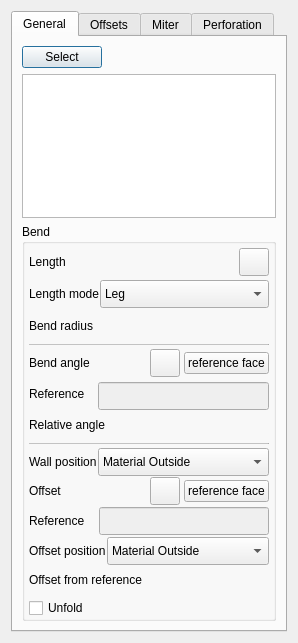
The window that Resources/panels/FlangeParameters.ui (shaise/FreeCAD_SheetMetal) describes before a commit, drawn with Qt 5.
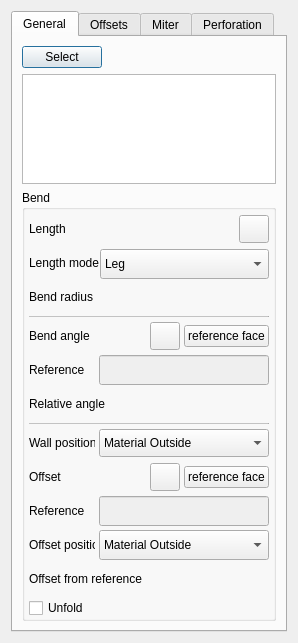
The same window after the commit. Icons and pictures are not drawn. Custom widgets are drawn as their Qt base class.

Commit message: Some layout adjustments in AddWall taskpanel (#470)

The edit to the form file:
```diff
--- a/Resources/panels/FlangeParameters.ui
+++ b/Resources/panels/FlangeParameters.ui
@@ -183,7 +183,7 @@
               <number>0</number>
              </property>
              <property name="spacing">
-              <number>1</number>
+              <number>4</number>
              </property>
              <item row="1" column="0">
               <layout class="QHBoxLayout" name="angleLayout">
@@ -200,8 +200,14 @@
                  </property>
                  <property name="minimumSize">
                   <size>
-                   <width>65</width>
-                   <height>0</height>
+                   <width>66</width>
+                   <height>30</height>
+                  </size>
+                 </property>
+                 <property name="baseSize">
+                  <size>
+                   <width>0</width>
+                   <height>30</height>
                   </size>
                  </property>
                  <property name="text">
@@ -217,6 +223,18 @@
                    <verstretch>0</verstretch>
                   </sizepolicy>
                  </property>
+                 <property name="minimumSize">
+                  <size>
+                   <width>0</width>
+                   <height>30</height>
+                  </size>
+                 </property>
+                 <property name="baseSize">
+                  <size>
+                   <width>0</width>
+                   <height>30</height>
+                  </size>
+                 </property>
                  <property name="unit" stdset="0">
                   <string notr="true">deg</string>
                  </property>
@@ -298,9 +316,15 @@
              </item>
              <item row="2" column="0">
               <widget class="QWidget" name="frameRelatAngle" native="true">
+               <property name="sizePolicy">
+                <sizepolicy hsizetype="Preferred" vsizetype="Maximum">
+                 <horstretch>0</horstretch>
+                 <verstretch>0</verstretch>
+                </sizepolicy>
+               </property>
                <layout class="QVBoxLayout" name="verticalLayout_7">
                 <property name="spacing">
-                 <number>1</number>
+                 <number>4</number>
                 </property>
                 <property name="leftMargin">
                  <number>0</number>
@@ -325,7 +349,7 @@
                   <property name="minimumSize">
                    <size>
                     <width>0</width>
-                    <height>32</height>
+                    <height>30</height>
                    </size>
                   </property>
                   <property name="baseSize">
@@ -336,19 +360,19 @@
                   </property>
                   <layout class="QHBoxLayout" name="frameRelativeAngle">
                    <property name="spacing">
-                    <number>4</number>
+                    <number>0</number>
                    </property>
                    <property name="leftMargin">
                     <number>0</number>
                    </property>
                    <property name="topMargin">
-                    <number>4</number>
+                    <number>0</number>
                    </property>
                    <property name="rightMargin">
                     <number>0</number>
                    </property>
                    <property name="bottomMargin">
-                    <number>4</number>
+                    <number>0</number>
                    </property>
                    <item>
                     <widget class="QLabel" name="labelFaceAngleRef">
@@ -360,8 +384,14 @@
                      </property>
                      <property name="minimumSize">
                       <size>
-                       <width>65</width>
-                       <height>0</height>
+                       <width>70</width>
+                       <height>30</height>
+                      </size>
+                     </property>
+                     <property name="baseSize">
+                      <size>
+                       <width>0</width>
+                       <height>30</height>
                       </size>
                      </property>
                      <property name="text">
@@ -375,7 +405,7 @@
                       <bool>false</bool>
                      </property>
                      <property name="sizePolicy">
-                      <sizepolicy hsizetype="Preferred" vsizetype="Fixed">
+                      <sizepolicy hsizetype="Preferred" vsizetype="Preferred">
                        <horstretch>0</horstretch>
                        <verstretch>0</verstretch>
                       </sizepolicy>
@@ -383,7 +413,7 @@
                      <property name="minimumSize">
                       <size>
                        <width>50</width>
-                       <height>28</height>
+                       <height>30</height>
                       </size>
                      </property>
                      <property name="baseSize">
@@ -398,7 +428,41 @@
                  </widget>
                 </item>
                 <item>
+                 <widget class="QWidget" name="layoutRelatAng" native="true">
+                  <property name="sizePolicy">
+                   <sizepolicy hsizetype="Preferred" vsizetype="Preferred">
+                    <horstretch>0</horstretch>
+                    <verstretch>0</verstretch>
+                   </sizepolicy>
+                  </property>
+                  <property name="minimumSize">
+                   <size>
+                    <width>0</width>
+                    <height>30</height>
+                   </size>
+                  </property>
+                  <property name="baseSize">
+                   <size>
+                    <width>0</width>
+                    <height>30</height>
+                   </size>
+                  </property>
                  <layout class="QHBoxLayout" name="horizontalLayout_3">
+                   <property name="spacing">
+                    <number>0</number>
+                   </property>
+                   <property name="leftMargin">
+                    <number>0</number>
+                   </property>
+                   <property name="topMargin">
+                    <number>0</number>
+                   </property>
+                   <property name="rightMargin">
+                    <number>0</number>
+                   </property>
+                   <property name="bottomMargin">
+                    <number>0</number>
+                   </property>
                   <item>
                    <widget class="QLabel" name="labelRelatAngle">
                     <property name="sizePolicy">
@@ -409,8 +473,14 @@
                     </property>
                     <property name="minimumSize">
                      <size>
-                      <width>0</width>
-                      <height>28</height>
+                       <width>70</width>
+                       <height>30</height>
+                      </size>
+                     </property>
+                     <property name="maximumSize">
+                      <size>
+                       <width>16777215</width>
+                       <height>16777215</height>
                      </size>
                     </property>
                     <property name="baseSize">
@@ -429,10 +499,16 @@
                   </item>
                   <item>
                    <widget class="Gui::QuantitySpinBox" name="RelativeAngle" native="true">
+                     <property name="sizePolicy">
+                      <sizepolicy hsizetype="Preferred" vsizetype="Preferred">
+                       <horstretch>0</horstretch>
+                       <verstretch>0</verstretch>
+                      </sizepolicy>
+                     </property>
                     <property name="minimumSize">
                      <size>
                       <width>0</width>
-                      <height>28</height>
+                       <height>30</height>
                      </size>
                     </property>
                     <property name="baseSize">
@@ -456,6 +532,7 @@
                    </widget>
                   </item>
                  </layout>
+                 </widget>
                 </item>
                </layout>
               </widget>
@@ -466,7 +543,7 @@
           <item row="2" column="1" colspan="3">
            <layout class="QHBoxLayout" name="radiusLayout">
             <property name="spacing">
-             <number>1</number>
+             <number>4</number>
             </property>
             <item>
              <widget class="QLabel" name="labelBendRadius">
@@ -478,8 +555,8 @@
               </property>
               <property name="minimumSize">
                <size>
-                <width>68</width>
-                <height>28</height>
+                <width>66</width>
+                <height>30</height>
                </size>
               </property>
               <property name="baseSize">
@@ -501,6 +578,18 @@
                 <verstretch>0</verstretch>
                </sizepolicy>
               </property>
+              <property name="minimumSize">
+               <size>
+                <width>0</width>
+                <height>30</height>
+               </size>
+              </property>
+              <property name="baseSize">
+               <size>
+                <width>0</width>
+                <height>30</height>
+               </size>
+              </property>
               <property name="unit" stdset="0">
                <string notr="true">mm</string>
               </property>
@@ -576,6 +665,9 @@
           </item>
           <item row="1" column="1" colspan="3">
            <layout class="QHBoxLayout" name="lengthModeLayout">
+            <property name="spacing">
+             <number>0</number>
+            </property>
             <item>
              <widget class="QLabel" name="labelLengthMode">
               <property name="sizePolicy">
@@ -587,7 +679,7 @@
               <property name="minimumSize">
                <size>
                 <width>70</width>
-                <height>0</height>
+                <height>30</height>
                </size>
               </property>
               <property name="baseSize">
@@ -604,7 +696,7 @@
             <item>
              <widget class="QComboBox" name="LengthSpec">
               <property name="sizePolicy">
-               <sizepolicy hsizetype="Preferred" vsizetype="Fixed">
+               <sizepolicy hsizetype="Preferred" vsizetype="Preferred">
                 <horstretch>0</horstretch>
                 <verstretch>0</verstretch>
                </sizepolicy>
@@ -612,7 +704,7 @@
               <property name="minimumSize">
                <size>
                 <width>0</width>
-                <height>28</height>
+                <height>30</height>
                </size>
               </property>
               <property name="maximumSize">
@@ -749,7 +841,7 @@
            </widget>
           </item>
           <item row="0" column="1" colspan="3">
-           <layout class="QHBoxLayout" name="lengthLayout">
+           <layout class="QHBoxLayout" name="lengthLayout" stretch="0,0,0">
             <property name="spacing">
              <number>4</number>
             </property>
@@ -764,7 +856,13 @@
               <property name="minimumSize">
                <size>
                 <width>66</width>
-                <height>0</height>
+                <height>30</height>
+               </size>
+              </property>
+              <property name="baseSize">
+               <size>
+                <width>0</width>
+                <height>30</height>
                </size>
               </property>
               <property name="text">
@@ -780,6 +878,18 @@
                 <verstretch>0</verstretch>
                </sizepolicy>
               </property>
+              <property name="minimumSize">
+               <size>
+                <width>0</width>
+                <height>30</height>
+               </size>
+              </property>
+              <property name="baseSize">
+               <size>
+                <width>0</width>
+                <height>30</height>
+               </size>
+              </property>
               <property name="unit" stdset="0">
                <string notr="true">mm</string>
               </property>
@@ -900,7 +1010,7 @@
               <number>0</number>
              </property>
              <property name="spacing">
-              <number>1</number>
+              <number>4</number>
              </property>
              <item row="5" column="0">
               <widget class="QWidget" name="frameOffOff" native="true">
@@ -931,7 +1041,7 @@
                   <property name="minimumSize">
                    <size>
                     <width>28</width>
-                    <height>28</height>
+                    <height>30</height>
                    </size>
                   </property>
                   <property name="baseSize">
@@ -975,6 +1085,18 @@
              </item>
              <item row="2" column="0">
               <widget class="QWidget" name="frameOffFaceRef" native="true">
+               <property name="minimumSize">
+                <size>
+                 <width>0</width>
+                 <height>30</height>
+                </size>
+               </property>
+               <property name="baseSize">
+                <size>
+                 <width>0</width>
+                 <height>30</height>
+                </size>
+               </property>
                <layout class="QHBoxLayout" name="offsetLayout2">
                 <property name="spacing">
                  <number>4</number>
@@ -1002,7 +1124,7 @@
                   <property name="minimumSize">
                    <size>
                     <width>66</width>
-                    <height>0</height>
+                    <height>30</height>
                    </size>
                   </property>
                   <property name="maximumSize">
@@ -1027,6 +1149,18 @@
                     <verstretch>0</verstretch>
                    </sizepolicy>
                   </property>
+                  <property name="minimumSize">
+                   <size>
+                    <width>0</width>
+                    <height>30</height>
+                   </size>
+                  </property>
+                  <property name="baseSize">
+                   <size>
+                    <width>0</width>
+                    <height>30</height>
+                   </size>
+                  </property>
                   <property name="unit" stdset="0">
                    <string notr="true">mm</string>
                   </property>
@@ -1102,7 +1236,7 @@
               <widget class="QWidget" name="frameOffType" native="true">
                <layout class="QVBoxLayout" name="verticalLayout_8">
                 <property name="spacing">
-                 <number>1</number>
+                 <number>4</number>
                 </property>
                 <property name="leftMargin">
                  <number>0</number>
@@ -1118,6 +1252,18 @@
                 </property>
                 <item>
                  <widget class="QWidget" name="frameOffFaceRef_2" native="true">
+                  <property name="minimumSize">
+                   <size>
+                    <width>0</width>
+                    <height>30</height>
+                   </size>
+                  </property>
+                  <property name="baseSize">
+                   <size>
+                    <width>0</width>
+                    <height>30</height>
+                   </size>
+                  </property>
                   <layout class="QHBoxLayout" name="frameOffsetType">
                    <property name="spacing">
                     <number>4</number>
@@ -1126,13 +1272,13 @@
                     <number>0</number>
                    </property>
                    <property name="topMargin">
-                    <number>1</number>
+                    <number>0</number>
                    </property>
                    <property name="rightMargin">
                     <number>0</number>
                    </property>
                    <property name="bottomMargin">
-                    <number>1</number>
+                    <number>0</number>
                    </property>
                    <item>
                     <widget class="QLabel" name="labelOffsetFaceRef">
@@ -1145,7 +1291,13 @@
                      <property name="minimumSize">
                       <size>
                        <width>66</width>
-                       <height>0</height>
+                       <height>30</height>
+                      </size>
+                     </property>
+                     <property name="baseSize">
+                      <size>
+                       <width>0</width>
+                       <height>30</height>
                       </size>
                      </property>
                      <property name="text">
@@ -1159,7 +1311,7 @@
                       <bool>false</bool>
                      </property>
                      <property name="sizePolicy">
-                      <sizepolicy hsizetype="Preferred" vsizetype="Fixed">
+                      <sizepolicy hsizetype="Preferred" vsizetype="Preferred">
                        <horstretch>0</horstretch>
                        <verstretch>0</verstretch>
                       </sizepolicy>
@@ -1167,7 +1319,7 @@
                      <property name="minimumSize">
                       <size>
                        <width>0</width>
-                       <height>28</height>
+                       <height>30</height>
                       </size>
                      </property>
                      <property name="baseSize">
@@ -1184,10 +1336,28 @@
                 <item>
                  <layout class="QHBoxLayout" name="horizontalLayout_6">
                   <property name="spacing">
-                   <number>1</number>
+                   <number>4</number>
                   </property>
                   <item>
                    <widget class="QLabel" name="labelOffsetPos">
+                    <property name="minimumSize">
+                     <size>
+                      <width>0</width>
+                      <height>30</height>
+                     </size>
+                    </property>
+                    <property name="maximumSize">
+                     <size>
+                      <width>66</width>
+                      <height>16777215</height>
+                     </size>
+                    </property>
+                    <property name="baseSize">
+                     <size>
+                      <width>0</width>
+                      <height>30</height>
+                     </size>
+                    </property>
                     <property name="text">
                      <string>Offset position</string>
                     </property>
@@ -1204,7 +1374,7 @@
                     <property name="minimumSize">
                      <size>
                       <width>0</width>
-                      <height>28</height>
+                      <height>30</height>
                      </size>
                     </property>
                     <property name="maximumSize">
@@ -1293,7 +1463,7 @@
              <item row="1" column="0">
               <layout class="QHBoxLayout" name="bendTypeLayout">
                <property name="spacing">
-                <number>1</number>
+                <number>4</number>
                </property>
                <item>
                 <widget class="QLabel" name="labelWallPos">
@@ -1305,8 +1475,8 @@
                  </property>
                  <property name="minimumSize">
                   <size>
-                   <width>68</width>
-                   <height>0</height>
+                   <width>66</width>
+                   <height>30</height>
                   </size>
                  </property>
                  <property name="maximumSize">
@@ -1323,7 +1493,7 @@
                <item>
                 <widget class="QComboBox" name="BendType">
                  <property name="sizePolicy">
-                  <sizepolicy hsizetype="Preferred" vsizetype="Fixed">
+                  <sizepolicy hsizetype="Preferred" vsizetype="Preferred">
                    <horstretch>0</horstretch>
                    <verstretch>0</verstretch>
                   </sizepolicy>
```
Left out of the diff: 32 changed lines with no effect on the pictures. Lines whose indentation alone changed are shown as unchanged.
